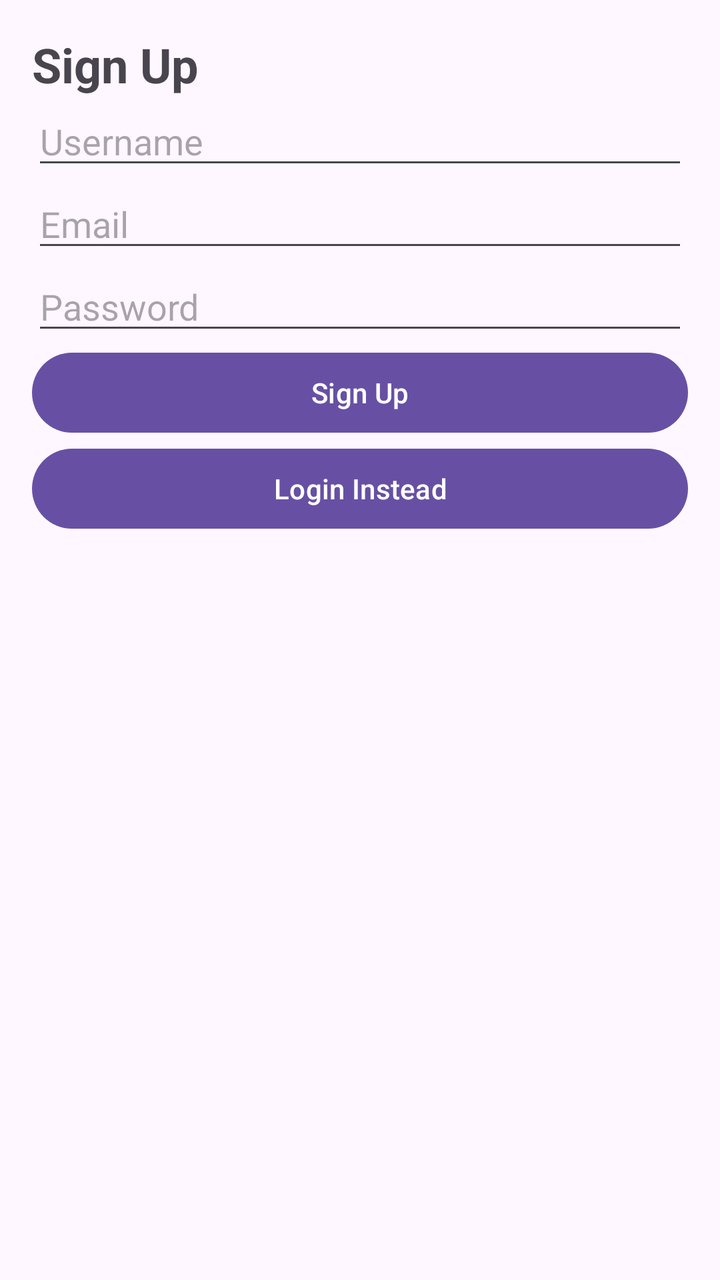
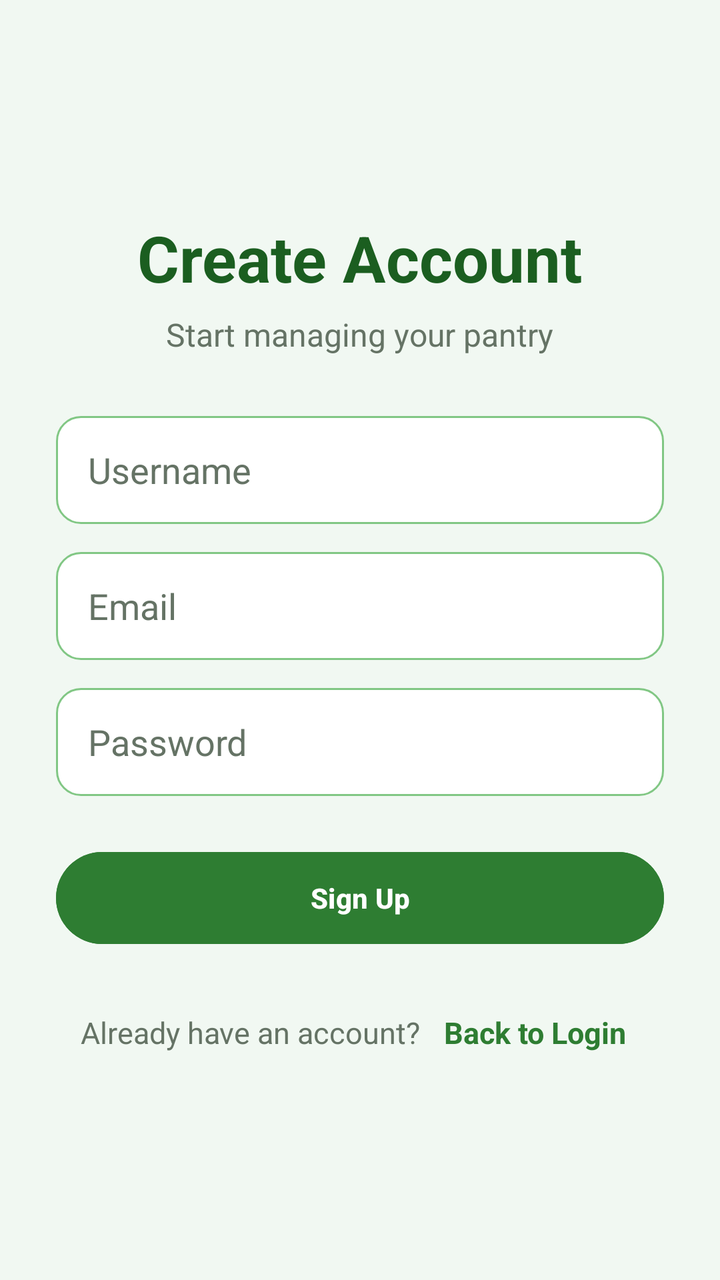

Compare the two renders of this Android layout. The source of the first and the diff that turns it into the second are given below.
<!-- AndroidManifest.xml: application theme Theme.SmartPantryManager -->
<!-- res/layout/activity_signup.xml -->
<?xml version="1.0" encoding="utf-8"?>
<LinearLayout xmlns:android="http://schemas.android.com/apk/res/android"
    android:orientation="vertical"
    android:padding="16dp"
    android:layout_width="match_parent"
    android:layout_height="match_parent">

    <TextView
        android:text="Sign Up"
        android:textSize="24sp"
        android:textStyle="bold"
        android:layout_width="wrap_content"
        android:layout_height="wrap_content" />

    <EditText
        android:id="@+id/Username"
        android:hint="Username"
        android:layout_width="match_parent"
        android:layout_height="wrap_content" />

    <EditText
        android:id="@+id/Email"
        android:hint="Email"
        android:layout_width="match_parent"
        android:layout_height="wrap_content" />

    <EditText
        android:id="@+id/Password"
        android:hint="Password"
        android:inputType="textPassword"
        android:layout_width="match_parent"
        android:layout_height="wrap_content" />

    <Button
        android:id="@+id/btnSignup"
        android:text="Sign Up"
        android:layout_width="match_parent"
        android:layout_height="wrap_content" />

    <Button
        android:id="@+id/btnGoToLogin"
        android:text="Login Instead"
        android:layout_width="match_parent"
        android:layout_height="wrap_content" />

</LinearLayout>
<!-- resources referenced by this layout -->
<resources>
  <style name="Theme.SmartPantryManager" parent="Base.Theme.SmartPantryManager" />
  <style name="Base.Theme.SmartPantryManager" parent="Theme.Material3.DayNight.NoActionBar">
          
          
      </style>
</resources>

<!-- the commit's change to res/layout/activity_signup.xml (unified diff, before → after) -->
@@ -1,46 +1,109 @@
 <?xml version="1.0" encoding="utf-8"?>
-<LinearLayout xmlns:android="http://schemas.android.com/apk/res/android"
+<LinearLayout
+    xmlns:app="http://schemas.android.com/apk/res-auto"
+    xmlns:android="http://schemas.android.com/apk/res/android"
+    android:layout_width="match_parent"
+    android:layout_height="match_parent"
     android:orientation="vertical"
-    android:padding="16dp"
-    android:layout_width="match_parent"
-    android:layout_height="match_parent">
+    android:gravity="center"
+    android:padding="28dp"
+    android:background="@color/green_very_light">
 
     <TextView
-        android:text="Sign Up"
-        android:textSize="24sp"
+        android:layout_width="wrap_content"
+        android:layout_height="wrap_content"
+        android:text="Create Account"
+        android:textSize="32sp"
         android:textStyle="bold"
+        android:textColor="@color/green_dark" />
+
+    <TextView
         android:layout_width="wrap_content"
-        android:layout_height="wrap_content" />
+        android:layout_height="wrap_content"
+        android:text="Start managing your pantry"
+        android:textSize="16sp"
+        android:textColor="@color/text_secondary"
+        android:layout_marginTop="6dp"
+        android:layout_marginBottom="30dp" />
+
 
     <EditText
-        android:id="@+id/Username"
+        android:id="@+id/etUsername"
+        android:layout_width="match_parent"
+        android:layout_height="54dp"
         android:hint="Username"
-        android:layout_width="match_parent"
-        android:layout_height="wrap_content" />
+        android:singleLine="true"
+        android:background="@drawable/bg_input"
+        android:paddingStart="16dp"
+        android:paddingEnd="16dp"
+        android:textColor="@color/text_primary"
+        android:textColorHint="@color/text_secondary" />
 
     <EditText
         android:id="@+id/Email"
+        android:layout_width="match_parent"
+        android:layout_height="54dp"
+        android:layout_marginTop="14dp"
         android:hint="Email"
-        android:layout_width="match_parent"
-        android:layout_height="wrap_content" />
+        android:inputType="textEmailAddress"
+        android:singleLine="true"
+        android:background="@drawable/bg_input"
+        android:paddingStart="16dp"
+        android:paddingEnd="16dp"
+        android:textColor="@color/text_primary"
+        android:textColorHint="@color/text_secondary" />
 
     <EditText
-        android:id="@+id/Password"
+        android:id="@+id/etPassword"
+        android:layout_width="match_parent"
+        android:layout_height="54dp"
+        android:layout_marginTop="14dp"
         android:hint="Password"
         android:inputType="textPassword"
-        android:layout_width="match_parent"
-        android:layout_height="wrap_content" />
+        android:singleLine="true"
+        android:background="@drawable/bg_input"
+        android:paddingStart="16dp"
+        android:paddingEnd="16dp"
+        android:textColor="@color/text_primary"
+        android:textColorHint="@color/text_secondary" />
 
     <Button
         android:id="@+id/btnSignup"
+        android:layout_width="match_parent"
+        android:layout_height="54dp"
+        android:layout_marginTop="24dp"
         android:text="Sign Up"
-        android:layout_width="match_parent"
-        android:layout_height="wrap_content" />
+        android:textColor="@color/White"
+        android:textStyle="bold"
+        android:backgroundTint="@color/green_primary" />
 
-    <Button
-        android:id="@+id/btnGoToLogin"
-        android:text="Login Instead"
-        android:layout_width="match_parent"
-        android:layout_height="wrap_content" />
+    <LinearLayout
+        android:orientation="horizontal"
+        android:gravity="center"
+        android:layout_marginTop="24dp"
+        android:layout_width="wrap_content"
+        android:layout_height="wrap_content">
+
+        <TextView
+            android:text="Already have an account?"
+            android:textColor="@color/text_secondary"
+            android:textSize="15sp"
+            android:layout_width="wrap_content"
+            android:layout_height="wrap_content"/>
+
+        <TextView
+            android:id="@+id/btnGoToLogin"
+            android:text="Back to Login"
+            android:textColor="@color/green_primary"
+            android:textSize="15sp"
+            android:textStyle="bold"
+            android:clickable="true"
+            android:focusable="true"
+            android:padding="6dp"
+            android:layout_marginStart="6dp"
+            android:layout_width="wrap_content"
+            android:layout_height="wrap_content"/>
+
+    </LinearLayout>
 
 </LinearLayout>
<!-- resource entries referenced after the edit -->
@@ -1,6 +1,22 @@
 <!-- resources referenced by this layout -->
 <resources>
+  <color name="White">#FFFFFF</color>
+  <color name="green_dark">#1B5E20</color>
+  <color name="green_primary">#2E7D32</color>
+  <color name="green_very_light">#F1F8F2</color>
+  <color name="text_primary">#1F2A1F</color>
+  <color name="text_secondary">#657365</color>
+  <!-- drawable bg_input (drawable) -->
+  <?xml version="1.0" encoding="utf-8"?>
+  <shape xmlns:android="http://schemas.android.com/apk/res/android" android:shape="rectangle">
+      <solid android:color="@color/White"/>
+      <stroke
+          android:width="1dp"
+          android:color="@color/green_border"/>
+      <corners android:radius="12dp"/>
+  </shape>
   <style name="Theme.SmartPantryManager" parent="Base.Theme.SmartPantryManager" />
+  <color name="green_border">#81C784</color>
   <style name="Base.Theme.SmartPantryManager" parent="Theme.Material3.DayNight.NoActionBar">
           
           
